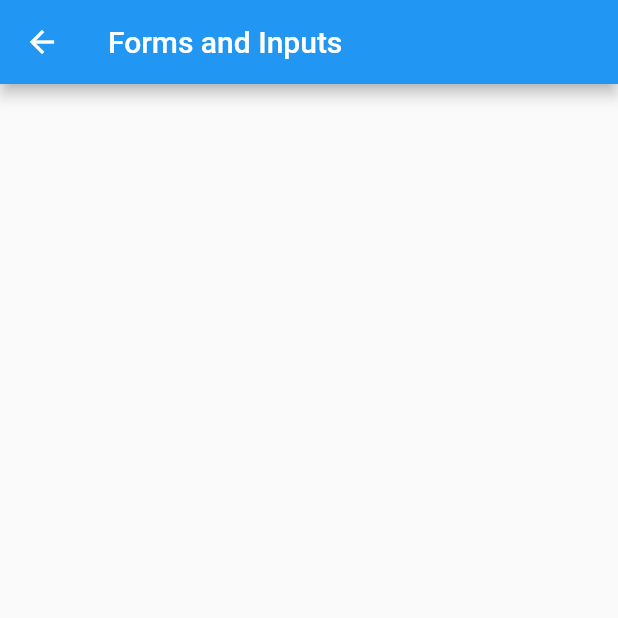
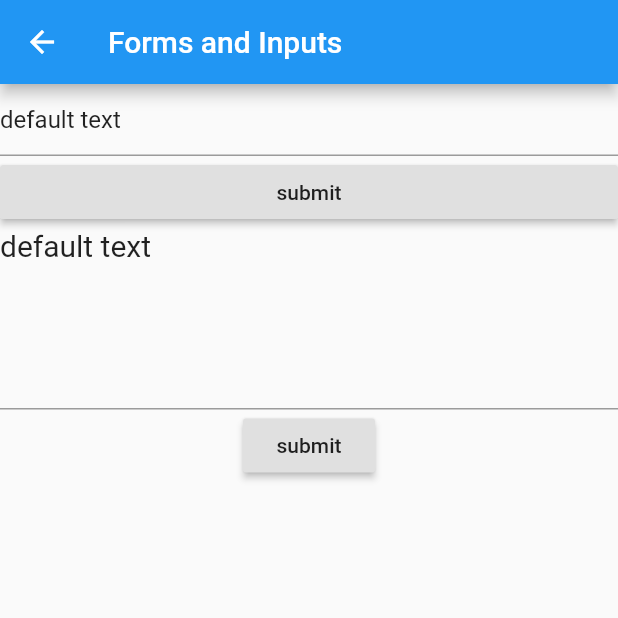
Before and after one commit to glitchedmob/sgf-devs-introduction-to-flutter, a Flutter app: the FormsAndInputsScreen screen opened by its route, on a phone screen of 412 x 824 dp, the top half of it. Run offline on Flutter 3.47's test engine with Material 2 defaults, Android fonts, the phone set to English and light mode, and no system bars.

Commit message:
Add FormsAndInputsScreen content

```diff
--- a/lib/screens/forms_and_inputs_screen.dart
+++ b/lib/screens/forms_and_inputs_screen.dart
@@ -1,13 +1,74 @@
 import 'package:flutter/material.dart';
 
-class FormsAndInputsScreen extends StatelessWidget {
+class FormsAndInputsScreen extends StatefulWidget {
+  @override
+  _FormsAndInputsScreenState createState() => _FormsAndInputsScreenState();
+}
+
+class _FormsAndInputsScreenState extends State<FormsAndInputsScreen> {
+  final textController = TextEditingController(text: 'default text');
+  final _formKey = GlobalKey<FormState>();
+  var formValue = '';
+
+  @override
+  void dispose() {
+    textController.dispose();
+    super.dispose();
+  }
+
   @override
   Widget build(BuildContext context) {
     return Scaffold(
       appBar: AppBar(
         title: Text('Forms and Inputs'),
       ),
-      body: Container(),
+      body: ListView(
+        children: [
+          TextField(
+            controller: textController,
+            onChanged: (value) {
+              setState(() {});
+            },
+          ),
+          RaisedButton(
+            child: Text('submit'),
+            onPressed: () {
+              print(textController.text);
+            },
+          ),
+          Text(textController.text, style: TextStyle(fontSize: 20)),
+          SizedBox(height: 50),
+          Form(
+            key: _formKey,
+            child: Column(
+              children: [
+                TextFormField(
+                  onSaved: (value) {
+                    print('saving');
+                    formValue = value;
+                  },
+                  validator: (value) {
+                    print('validating');
+                    if (value.isEmpty) {
+                      return 'Please enter some text';
+                    }
+                    return null;
+                  },
+                ),
+                RaisedButton(
+                  child: Text('submit'),
+                  onPressed: () {
+                    if(_formKey.currentState.validate()) {
+                      _formKey.currentState.save();
+                      print('Form value: $formValue');
+                    }
+                  },
+                )
+              ],
+            ),
+          )
+        ],
+      ),
     );
   }
 }
```
